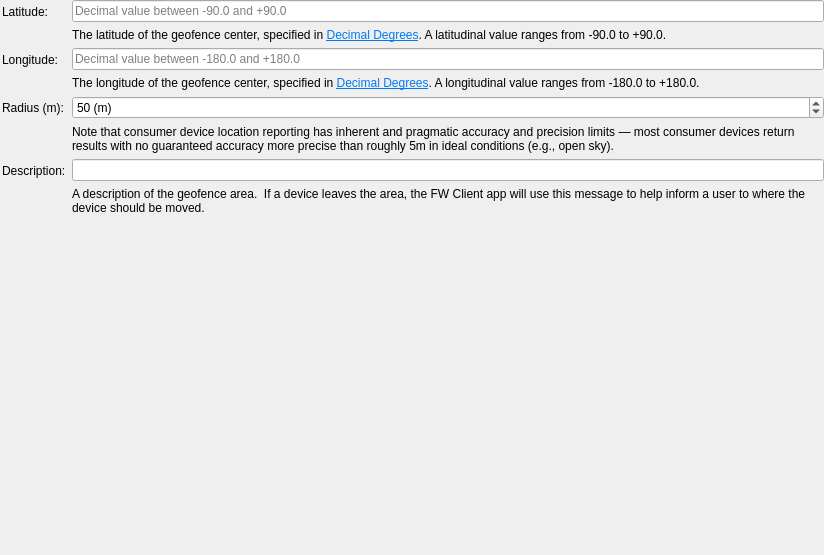
Old version of the form FWAdminLib/PolicyEditor/GeofenceForm.ui in the repository fw-dev/translations.
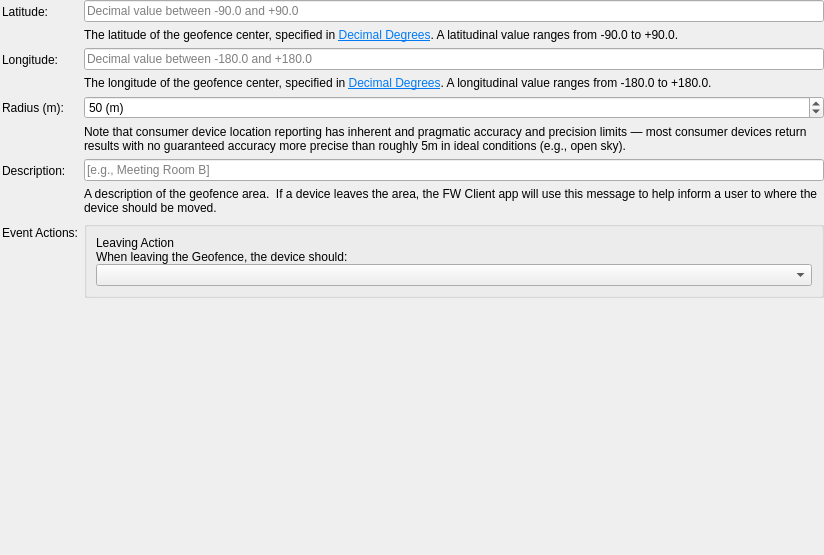
New version of the form.

What changed in the file:
```diff
--- a/FWAdminLib/PolicyEditor/GeofenceForm.ui
+++ b/FWAdminLib/PolicyEditor/GeofenceForm.ui
@@ -212,7 +212,11 @@
      <item row="5" column="1">
       <layout class="QVBoxLayout" name="vl_description">
        <item>
-        <widget class="QLineEdit" name="frm_description"/>
+        <widget class="QLineEdit" name="frm_description">
+         <property name="placeholderText">
+          <string>[e.g., Meeting Room B]</string>
+         </property>
+        </widget>
        </item>
        <item>
         <widget class="QLabel" name="lTip_desc_description">
@@ -241,6 +245,79 @@
        </item>
       </layout>
      </item>
+     <item row="6" column="0">
+      <widget class="QLabel" name="lbl_title_actions">
+       <property name="text">
+        <string>Event Actions:</string>
+       </property>
+       <property name="textInteractionFlags">
+        <set>Qt::TextBrowserInteraction</set>
+       </property>
+      </widget>
+     </item>
+     <item row="6" column="1">
+      <layout class="QVBoxLayout" name="vl_eventActions">
+       <item>
+        <widget class="QGroupBox" name="gb_eventActions">
+         <property name="sizePolicy">
+          <sizepolicy hsizetype="Expanding" vsizetype="Fixed">
+           <horstretch>0</horstretch>
+           <verstretch>0</verstretch>
+          </sizepolicy>
+         </property>
+         <property name="toolTip">
+          <string>Choose the actions a device should take when leaving a Geofence.</string>
+         </property>
+         <property name="title">
+          <string/>
+         </property>
+         <layout class="QVBoxLayout" name="vl_leavingAction">
+          <property name="spacing">
+           <number>0</number>
+          </property>
+          <item>
+           <widget class="QLabel" name="lbl_title_leaving">
+            <property name="text">
+             <string>Leaving Action</string>
+            </property>
+            <property name="wordWrap">
+             <bool>true</bool>
+            </property>
+            <property name="textInteractionFlags">
+             <set>Qt::TextBrowserInteraction</set>
+            </property>
+           </widget>
+          </item>
+          <item>
+           <widget class="QLabel" name="lTip_desc_leaving">
+            <property name="sizePolicy">
+             <sizepolicy hsizetype="Expanding" vsizetype="Fixed">
+              <horstretch>0</horstretch>
+              <verstretch>0</verstretch>
+             </sizepolicy>
+            </property>
+            <property name="text">
+             <string>When leaving the Geofence, the device should:</string>
+            </property>
+            <property name="wordWrap">
+             <bool>true</bool>
+            </property>
+            <property name="openExternalLinks">
+             <bool>true</bool>
+            </property>
+            <property name="textInteractionFlags">
+             <set>Qt::TextBrowserInteraction</set>
+            </property>
+           </widget>
+          </item>
+          <item>
+           <widget class="QComboBox" name="frm_leavingEvent"/>
+          </item>
+         </layout>
+        </widget>
+       </item>
+      </layout>
+     </item>
     </layout>
    </item>
    <item>
```
Left out of the diff: 6 changed lines with no effect on the pictures.
